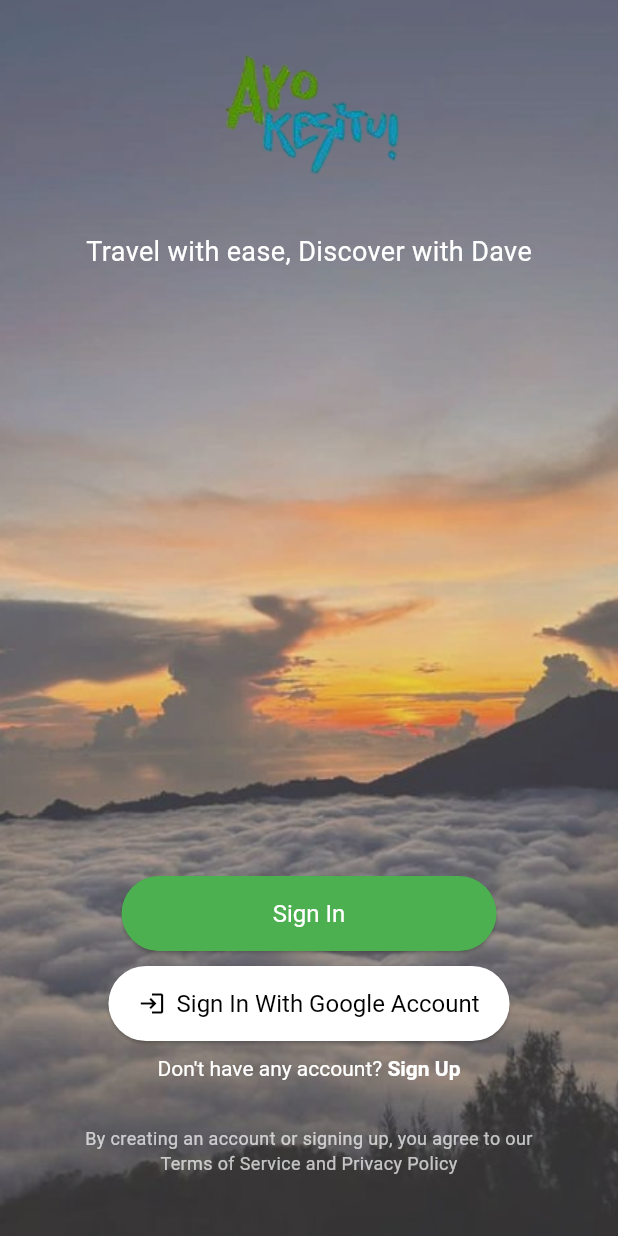
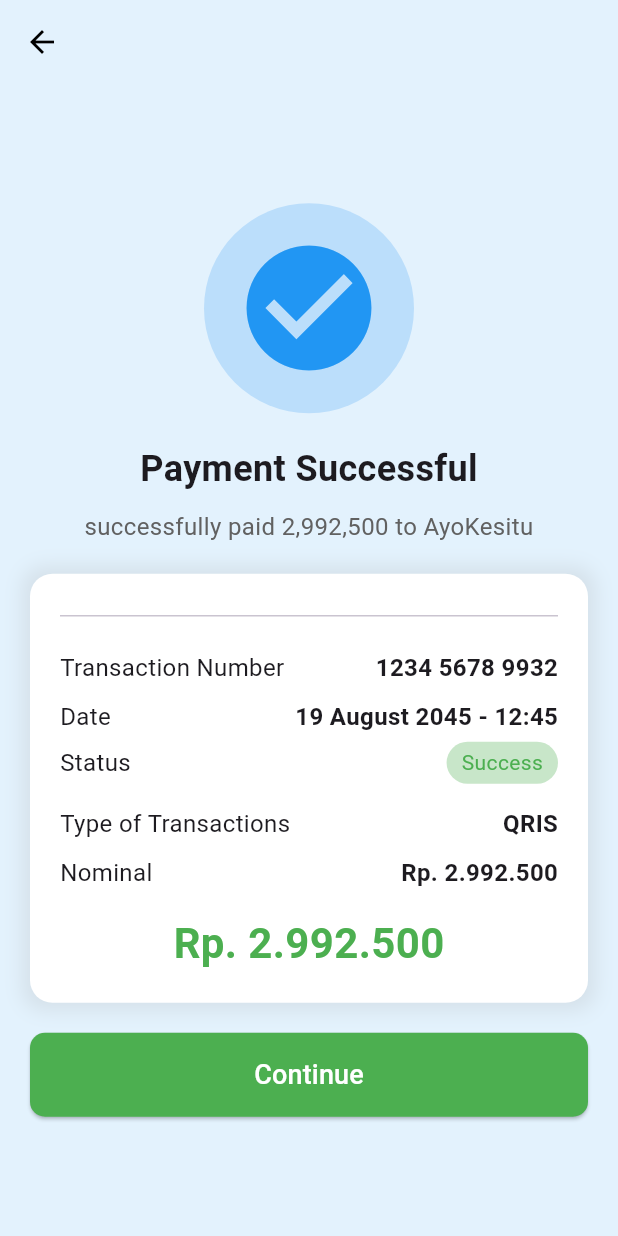
Before and after one commit to defandeovan/AyoKesitu, a Flutter app: the screen it shows after launch, on a phone screen of 412 x 824 dp. Run offline on Flutter 3.47's test engine with Material 3 defaults, Android fonts, the phone set to English and light mode, and no system bars; our stand-ins replace cloud_firestore, firebase_auth, firebase_core, firebase_messaging, flutter_svg, get and 1 more; accounts and stored records are empty; project files that could hold a hidden picture were left out.

Commit message:
success payment, chat

```diff
--- a/lib/main.dart
+++ b/lib/main.dart
@@ -6,6 +6,9 @@ import 'package:project_flutter/login.dart';
 // ignore: unused_import
 import 'package:firebase_auth/firebase_auth.dart';
 import 'package:firebase_core/firebase_core.dart';
+import 'package:project_flutter/presentation/pages/message/chat.dart';
+import 'package:project_flutter/presentation/pages/payment/payment.dart';
+import 'package:project_flutter/presentation/pages/payment/success.dart';
 
 import 'firebase_options.dart';
 import 'authcontroller.dart';
@@ -32,7 +35,7 @@ class MyApp extends StatelessWidget {
   @override
   Widget build(BuildContext context) {
     return GetMaterialApp(
-      home: LoginScreen(),
+      home: PaymentSuccessPage(),
       debugShowCheckedModeBanner: false,
     );
   }
--- /dev/null
+++ b/lib/presentation/pages/payment/success.dart
@@ -0,0 +1,137 @@
+import 'package:flutter/material.dart';
+
+class PaymentSuccessPage extends StatelessWidget {
+  @override
+  Widget build(BuildContext context) {
+    return Scaffold(
+      backgroundColor: Colors.blue[50],
+      appBar: AppBar(
+        backgroundColor: Colors.transparent,
+        elevation: 0,
+        leading: IconButton(
+          icon: Icon(Icons.arrow_back, color: Colors.black),
+          onPressed: () {
+            Navigator.pop(context);
+          },
+        ),
+      ),
+      body: Center(
+        child: Column(
+          mainAxisAlignment: MainAxisAlignment.center,
+          children: [
+            Container(
+              padding: EdgeInsets.all(20),
+              decoration: BoxDecoration(
+                shape: BoxShape.circle,
+                color: Colors.blue[100],
+              ),
+              child: Icon(
+                Icons.check_circle,
+                size: 100,
+                color: Colors.blue,
+              ),
+            ),
+            SizedBox(height: 20),
+            Text(
+              "Payment Successful",
+              style: TextStyle(fontSize: 24, fontWeight: FontWeight.bold),
+            ),
+            SizedBox(height: 10),
+            Text(
+              "successfully paid 2,992,500 to AyoKesitu",
+              style: TextStyle(fontSize: 16, color: Colors.grey[700]),
+              textAlign: TextAlign.center,
+            ),
+            SizedBox(height: 20),
+            Container(
+              padding: EdgeInsets.all(20),
+              margin: EdgeInsets.symmetric(horizontal: 20),
+              decoration: BoxDecoration(
+                color: Colors.white,
+                borderRadius: BorderRadius.circular(15),
+                boxShadow: [
+                  BoxShadow(
+                    color: Colors.grey.withOpacity(0.2),
+                    spreadRadius: 5,
+                    blurRadius: 10,
+                  ),
+                ],
+              ),
+              child: Column(
+                crossAxisAlignment: CrossAxisAlignment.start,
+                children: [
+                  Divider(thickness: 1),
+                  SizedBox(height: 10),
+                  buildInfoRow("Transaction Number", "1234 5678 9932"),
+                  buildInfoRow("Date", "19 August 2045 - 12:45"),
+                  Row(
+                    mainAxisAlignment: MainAxisAlignment.spaceBetween,
+                    children: [
+                      Text("Status", style: TextStyle(fontSize: 16)),
+                      Container(
+                        padding: EdgeInsets.symmetric(horizontal: 10, vertical: 4),
+                        decoration: BoxDecoration(
+                          color: Colors.green[100],
+                          borderRadius: BorderRadius.circular(20),
+                        ),
+                        child: Text("Success", style: TextStyle(color: Colors.green)),
+                      ),
+                    ],
+                  ),
+                  SizedBox(height: 10),
+                  buildInfoRow("Type of Transactions", "QRIS"),
+                  buildInfoRow("Nominal", "Rp. 2.992.500"),
+                  SizedBox(height: 10),
+                  Center(
+                    child: Text(
+                      "Rp. 2.992.500",
+                      style: TextStyle(
+                        fontSize: 28,
+                        color: Colors.green,
+                        fontWeight: FontWeight.bold,
+                      ),
+                    ),
+                  ),
+                ],
+              ),
+            ),
+            SizedBox(height: 20),
+            Padding(
+              padding: const EdgeInsets.symmetric(horizontal: 20),
+              child: ElevatedButton(
+                style: ElevatedButton.styleFrom(
+                  padding: EdgeInsets.symmetric(vertical: 15), backgroundColor: Colors.green,
+                  shape: RoundedRectangleBorder(
+                    borderRadius: BorderRadius.circular(10),
+                  ),
+                ),
+                onPressed: () {
+                  // Add navigation or action here
+                },
+                child: Center(
+                  child: Text(
+                    "Continue",
+                    style: TextStyle(fontSize: 18, color: Colors.white),
+                  ),
+                ),
+              ),
+            ),
+          ],
+        ),
+      ),
+    );
+  }
+
+  Widget buildInfoRow(String label, String value) {
+    return Padding(
+      padding: const EdgeInsets.symmetric(vertical: 5),
+      child: Row(
+        mainAxisAlignment: MainAxisAlignment.spaceBetween,
+        children: [
+          Text(label, style: TextStyle(fontSize: 16)),
+          Text(value, style: TextStyle(fontSize: 16, fontWeight: FontWeight.bold)),
+        ],
+      ),
+    );
+  }
+}
```
Also changed, not shown: lib/presentation/pages/message/chat.dart (added, +126 -0 lines).
